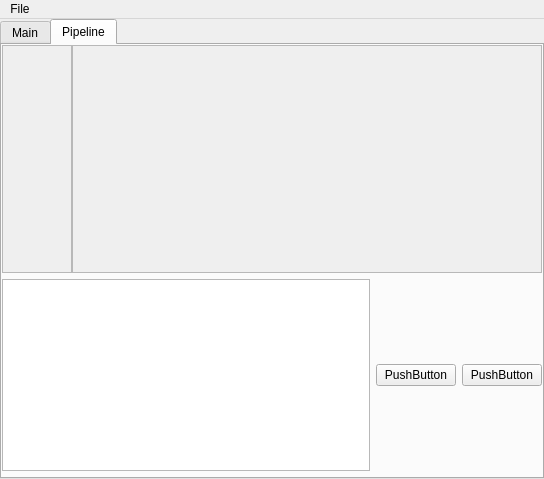
This is applications/hedgehog/mainwindow.ui in Lawyar/ecsms as Qt 5 draws it before an edit. The edited form follows.
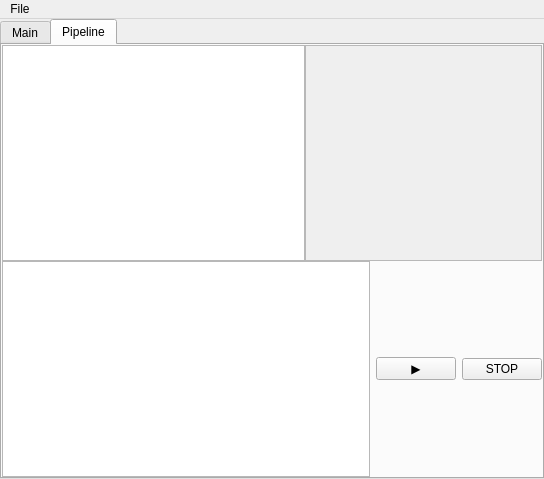
This is the edited form. Custom widgets are drawn as their Qt base class.

Commit message: changes: - delete unneeded header - add list of blocks - can connect one node to many. can delete selected connections - can end draw connect. can select lines - can start draw connection - headers - add field for blocks - add second connect node - add right connect node - block widget source code - add block prototype - add chart - add icon, change title - add tag validator

What changed in the file:
```diff
--- a/applications/hedgehog/mainwindow.ui
+++ b/applications/hedgehog/mainwindow.ui
@@ -20,7 +20,7 @@
    <string>Hedgehog</string>
   </property>
   <widget class="QWidget" name="centralwidget">
-   <layout class="QVBoxLayout" name="verticalLayout_3">
+   <layout class="QGridLayout" name="gridLayout_3">
     <property name="leftMargin">
      <number>0</number>
     </property>
@@ -33,7 +33,10 @@
     <property name="bottomMargin">
      <number>0</number>
     </property>
-    <item>
+    <property name="spacing">
+     <number>0</number>
+    </property>
+    <item row="0" column="0">
      <widget class="QTabWidget" name="tabWidget">
       <property name="currentIndex">
        <number>1</number>
@@ -313,12 +316,6 @@
            <bool>false</bool>
           </property>
           <widget class="QSplitter" name="splitter_4">
-           <property name="sizePolicy">
-            <sizepolicy hsizetype="Expanding" vsizetype="Preferred">
-             <horstretch>0</horstretch>
-             <verstretch>200</verstretch>
-            </sizepolicy>
-           </property>
            <property name="orientation">
             <enum>Qt::Horizontal</enum>
            </property>
@@ -328,31 +325,18 @@
            <property name="childrenCollapsible">
             <bool>false</bool>
            </property>
-           <widget class="QScrollArea" name="scrollArea_2">
+           <widget class="QListView" name="listView">
             <property name="sizePolicy">
              <sizepolicy hsizetype="Expanding" vsizetype="Expanding">
-              <horstretch>0</horstretch>
-              <verstretch>0</verstretch>
+              <horstretch>1</horstretch>
+              <verstretch>1</verstretch>
              </sizepolicy>
             </property>
-            <property name="widgetResizable">
-             <bool>true</bool>
-            </property>
-            <widget class="QWidget" name="scrollAreaWidgetContents_2">
-             <property name="geometry">
-              <rect>
-               <x>0</x>
-               <y>0</y>
-               <width>69</width>
-               <height>226</height>
-              </rect>
-             </property>
-            </widget>
            </widget>
            <widget class="QScrollArea" name="scrollArea">
             <property name="sizePolicy">
              <sizepolicy hsizetype="Expanding" vsizetype="Expanding">
-              <horstretch>100</horstretch>
+              <horstretch>200</horstretch>
               <verstretch>0</verstretch>
              </sizepolicy>
             </property>
@@ -364,35 +348,41 @@
               <rect>
                <x>0</x>
                <y>0</y>
-               <width>465</width>
-               <height>226</height>
+               <width>462</width>
+               <height>213</height>
               </rect>
              </property>
+             <property name="sizePolicy">
+              <sizepolicy hsizetype="Expanding" vsizetype="Expanding">
+               <horstretch>200</horstretch>
+               <verstretch>0</verstretch>
+              </sizepolicy>
+             </property>
             </widget>
            </widget>
           </widget>
-          <widget class="QWidget" name="horizontalLayoutWidget">
-           <layout class="QHBoxLayout" name="horizontalLayout_3">
-            <property name="topMargin">
-             <number>6</number>
-            </property>
-            <property name="bottomMargin">
-             <number>6</number>
-            </property>
+          <widget class="QWidget" name="layoutWidget">
+           <layout class="QHBoxLayout" name="horizontalLayout_5">
             <item>
              <widget class="QTextEdit" name="textEdit_2"/>
             </item>
             <item>
-             <widget class="QPushButton" name="pushButton">
+             <widget class="QPushButton" name="pushButton_3">
+              <property name="sizePolicy">
+               <sizepolicy hsizetype="Minimum" vsizetype="Fixed">
+                <horstretch>0</horstretch>
+                <verstretch>0</verstretch>
+               </sizepolicy>
+              </property>
               <property name="text">
-               <string>PushButton</string>
+               <string>▶</string>
               </property>
              </widget>
             </item>
             <item>
              <widget class="QPushButton" name="pushButton_2">
               <property name="text">
-               <string>PushButton</string>
+               <string>STOP</string>
               </property>
              </widget>
             </item>
@@ -441,6 +431,14 @@
    </property>
   </action>
  </widget>
+ <customwidgets>
+  <customwidget>
+   <class>BlockField</class>
+   <extends>QWidget</extends>
+   <header>blockfield.h</header>
+   <container>1</container>
+  </customwidget>
+ </customwidgets>
  <resources/>
  <connections/>
 </ui>
```
Left out of the diff: 8 changed lines with no effect on the pictures. The commit also changes 10 other files.
